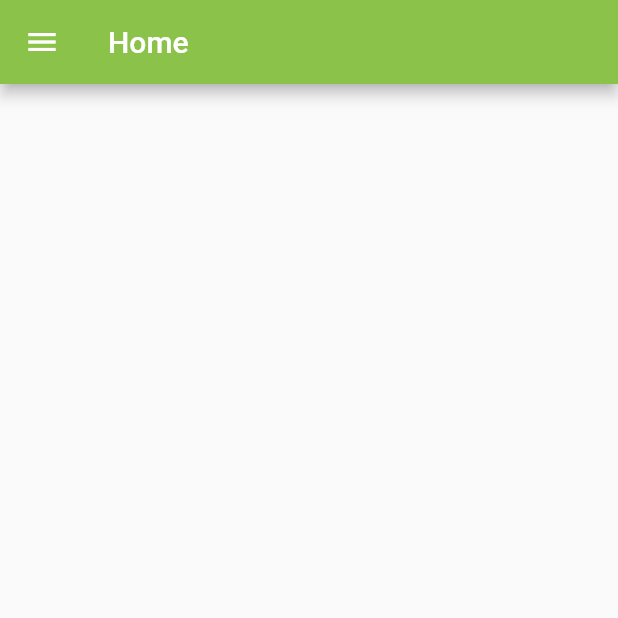
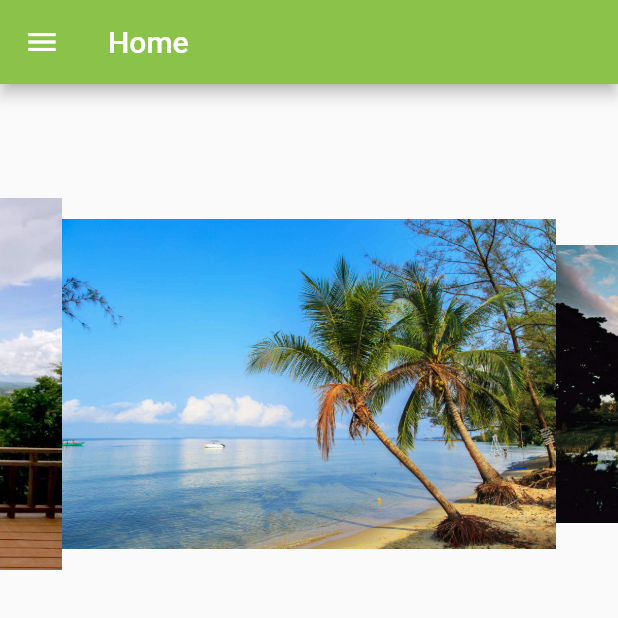
Before and after one commit to TharothTouch/TravelSuggestionFlutter, a Flutter app: the screen it shows after launch, on a phone screen of 412 x 824 dp, the top half of it. Run offline on Flutter 3.47's test engine with Material 2 defaults, Android fonts, the phone set to English and light mode, and no system bars; drawn by our look-alikes of carousel_slider.

Commit message:
Create route in NavigationDrawer and add ImageCarousel

```diff
--- a/lib/drawer_screen.dart
+++ b/lib/drawer_screen.dart
@@ -1,15 +1,41 @@
 import 'package:flutter/cupertino.dart';
 import 'package:flutter/material.dart';
-import 'package:travel_suggestion/home_screen.dart';
-import 'package:travel_suggestion/popularPlace_screen.dart';
-
+import 'package:travel_suggestion/about_us_screen.dart';
+import 'package:travel_suggestion/map_screen.dart';
+import 'package:travel_suggestion/popular_place_screen.dart';
+import 'package:carousel_slider/carousel_slider.dart';
 
 class NavDrawer extends StatelessWidget{
   @override
   Widget build(BuildContext context) {
 
+    // Navigator
     final home = MaterialPageRoute(builder: (context) => NavDrawer());
     final popularPlace = MaterialPageRoute(builder: (context)=> PopularPlace());
+    final mapTSP = MaterialPageRoute(builder: (context) => MapTSP());
+    final aboutus = MaterialPageRoute(builder: (context)=> Aboutus());
+
+    // Widget imageSlider(String image){
+    //   return Image.asset('/assets');
+    // }
+
+    final kps = Image.asset('assets/sihanoukville.jpg');
+    final sr = Image.asset('assets/siemreap.jpg');
+    final pvh = Image.asset('assets/preahvihear.jpg');
+    final ilm = Image.asset('assets/ilovemondulkiri.jpeg');
+
+    final imageSliders = CarouselSlider(
+      height: 400,
+      items: <Widget>[
+        kps,
+        sr,
+        pvh,
+        ilm,
+      ],
+      autoPlay: true,
+      autoPlayInterval: Duration(seconds: 2),
+    );
+
     return Scaffold(
       appBar: AppBar(
         backgroundColor: Colors.lightGreen,
@@ -26,7 +52,6 @@ class NavDrawer extends StatelessWidget{
               ),
               color: Colors.lightGreen,
             ),
-
             ListTile(
               leading: Icon(Icons.home),
               title: Text('Home'),
@@ -34,7 +59,6 @@ class NavDrawer extends StatelessWidget{
                 Navigator.of(context).push(home);
               },
             ),
-
             ListTile(
               leading: Icon(Icons.star),
               title: Text('Popular Place'),
@@ -42,20 +66,28 @@ class NavDrawer extends StatelessWidget{
                 Navigator.of(context).push(popularPlace);
               },
             ),
-
             ListTile(
               leading: Icon(Icons.map),
               title:  Text('Map'),
+              onTap: (){
+                Navigator.of(context).push(mapTSP);
+              },
             ),
-
             ListTile(
               leading: Icon(Icons.info),
               title: Text('About us'),
+              onTap: (){
+                Navigator.of(context).push(aboutus);
+              },
             ),
-
           ],
         ),
-      )
+      ),
+      body: Column(
+        children: <Widget>[
+          imageSliders,
+        ],
+      ),
     );
   }
 
--- a/lib/popular_place_screen.dart
+++ b/lib/popular_place_screen.dart
@@ -4,7 +4,7 @@ import 'package:flutter/material.dart';
 class PopularPlace extends StatelessWidget{
   @override
   Widget build(BuildContext context) {
-    // TODO: implement build
+
     return Scaffold(
       appBar: AppBar(
         backgroundColor: Colors.lightGreen,
--- a/pubspec.yaml
+++ b/pubspec.yaml
@@ -19,6 +19,7 @@ environment:
 dependencies:
   flutter:
     sdk: flutter
+  carousel_slider: ^1.3.0
 
   # The following adds the Cupertino Icons font to your application.
   # Use with the CupertinoIcons class for iOS style icons.
@@ -43,7 +44,10 @@ flutter:
   # To add assets to your application, add an assets section, like this:
   assets:
     - assets/bayon.png
-    - assets/Tharoth.jpg
+    - assets/siemreap.jpg
+    - assets/sihanoukville.jpg
+    - assets/preahvihear.jpg
+    - assets/ilovemondulkiri.jpeg
   #  - images/a_dot_burr.jpeg
   #  - images/a_dot_ham.jpeg
 
```
Also changed, not shown: lib/about_us_screen.dart (+16 -0 lines), lib/map_screen.dart (+14 -0 lines), assets/Tharoth.jpg (deleted), assets/ilovemondulkiri.jpeg (added), assets/preahvihear.jpg (added), assets/siemreap.jpg (added), assets/sihanoukville.jpg (added), pubspec.lock.
